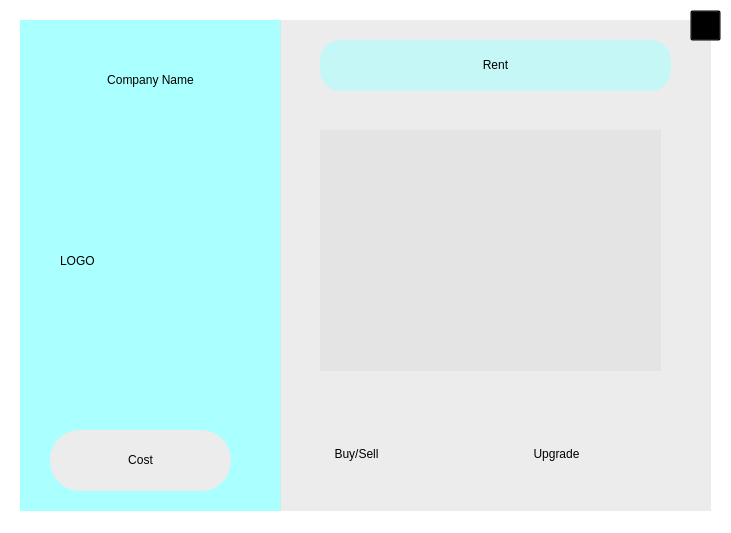
Old version of the form UI/token.ui in the repository SivagiriVisakan/the-business-game.
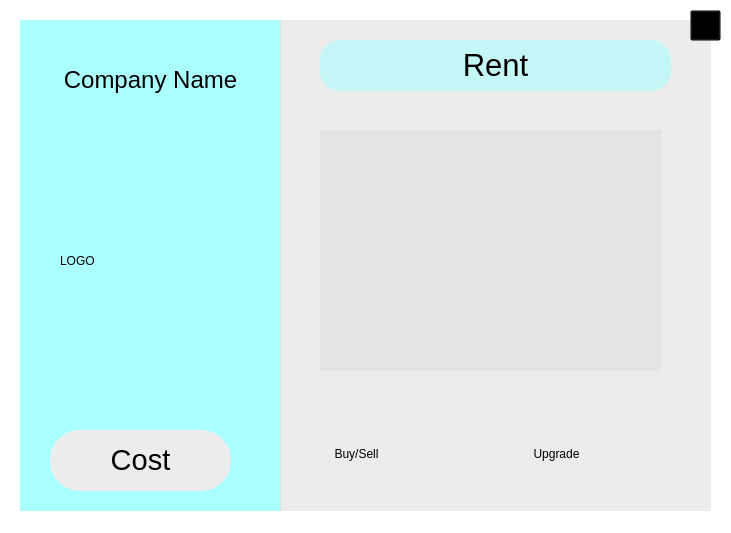
New version of the form. Icons and pictures are not drawn.

Patch:
```diff
--- a/UI/token.ui
+++ b/UI/token.ui
@@ -49,6 +49,15 @@
       <height>121</height>
      </rect>
     </property>
+    <property name="font">
+     <font>
+      <family>MS Shell Dlg 2</family>
+      <pointsize>18</pointsize>
+      <weight>9</weight>
+      <italic>false</italic>
+      <bold>false</bold>
+     </font>
+    </property>
     <property name="contextMenuPolicy">
      <enum>Qt::NoContextMenu</enum>
     </property>
@@ -58,6 +67,9 @@
     <property name="text">
      <string>&lt;html&gt;&lt;head/&gt;&lt;body&gt;&lt;p align=&quot;center&quot;&gt;Company Name&lt;/p&gt;&lt;/body&gt;&lt;/html&gt;</string>
     </property>
+    <property name="alignment">
+     <set>Qt::AlignCenter</set>
+    </property>
    </widget>
    <widget class="QLabel" name="Companylogo">
     <property name="geometry">
@@ -84,6 +96,11 @@
       <height>61</height>
      </rect>
     </property>
+    <property name="font">
+     <font>
+      <pointsize>22</pointsize>
+     </font>
+    </property>
     <property name="contextMenuPolicy">
      <enum>Qt::NoContextMenu</enum>
     </property>
@@ -100,6 +117,9 @@
     <property name="scaledContents">
      <bool>true</bool>
     </property>
+    <property name="alignment">
+     <set>Qt::AlignCenter</set>
+    </property>
    </widget>
   </widget>
   <widget class="QWidget" name="Tailwidget" native="true">
@@ -127,6 +147,11 @@
       <height>51</height>
      </rect>
     </property>
+    <property name="font">
+     <font>
+      <pointsize>23</pointsize>
+     </font>
+    </property>
     <property name="styleSheet">
      <string notr="true">background-color: rgba(170, 255, 255, 150);
 border-radius:20px;</string>
@@ -134,6 +159,9 @@
     <property name="text">
      <string>&lt;html&gt;&lt;head/&gt;&lt;body&gt;&lt;p align=&quot;center&quot;&gt;Rent&lt;/p&gt;&lt;/body&gt;&lt;/html&gt;</string>
     </property>
+    <property name="alignment">
+     <set>Qt::AlignCenter</set>
+    </property>
    </widget>
    <widget class="QPushButton" name="BuySell">
     <property name="geometry">
```
